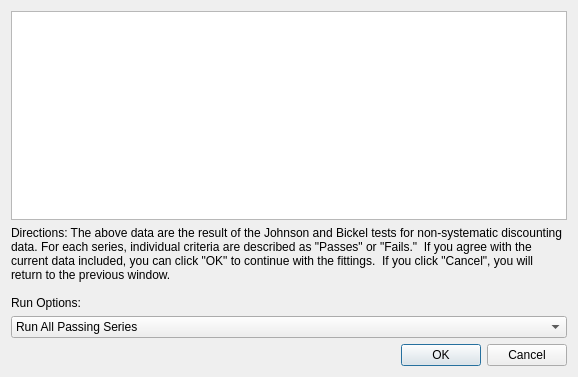
miyamot0/ModelSelectorQt, file systematicchekdialog.ui: the form before one commit.
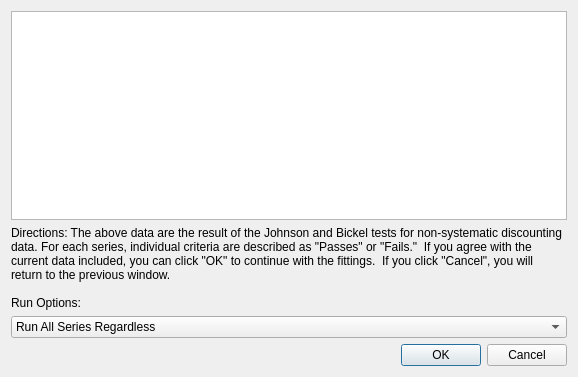
The form after the commit.

Commit message: Cleanup awk setting

What changed in the file:
```diff
--- a/systematicchekdialog.ui
+++ b/systematicchekdialog.ui
@@ -51,7 +51,7 @@
    <item>
     <widget class="QComboBox" name="comboBox">
      <property name="currentIndex">
-      <number>1</number>
+      <number>0</number>
      </property>
      <item>
       <property name="text">
```
